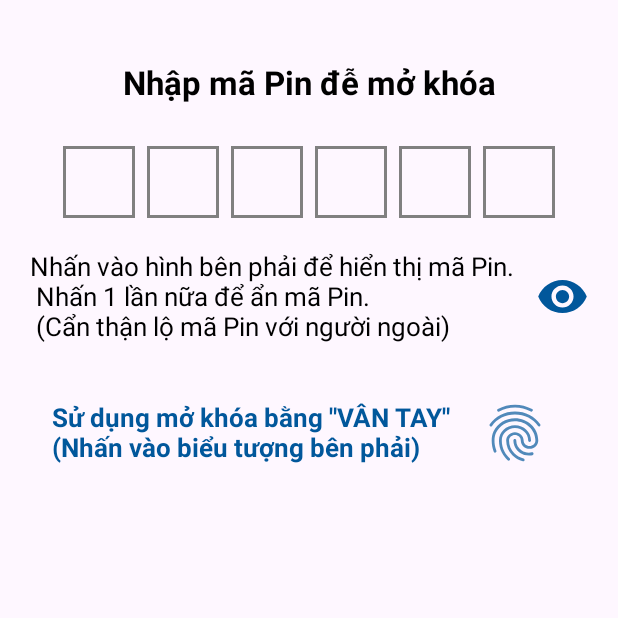
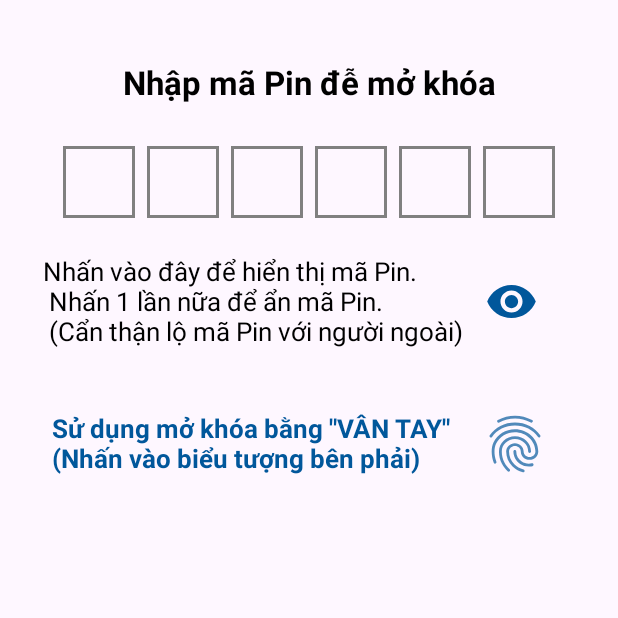
Before and after one commit to Loc20904/SelfPasswordManage, an Android app: the screen it shows after launch (MainActivity), on a phone screen of 412 x 824 dp, the top half of it. Run offline under Robolectric (Android 15) with nearby library versions, the phone set to English and light mode, and no system bars; 4 statements that could not run were skipped.

Commit message:
12102025-Loc20904:Fixed UI Login screen v1.0

```diff
--- a/app/src/main/java/com/example/test1/Fragments/ui/login/LoginFragment.kt
+++ b/app/src/main/java/com/example/test1/Fragments/ui/login/LoginFragment.kt
@@ -43,11 +43,16 @@ class LoginFragment : Fragment() {
         binding.btnFingerprint.setOnClickListener {
             (activity as? MainActivity)?.startBiometric()
         }
+        binding.tvFingerText.setOnClickListener {
+            (activity as? MainActivity)?.startBiometric()
+        }
 
         binding.btnTogglePin.setOnClickListener {
             togglePinVisibility()
         }
-
+        binding.tvVisibleText.setOnClickListener {
+            togglePinVisibility()
+        }
         setupPinInputs()
 
     }
--- a/app/src/main/res/layout/fragment_login.xml
+++ b/app/src/main/res/layout/fragment_login.xml
@@ -111,24 +111,25 @@
     <!-- Hàng: hiển thị/ẩn PIN -->
     <LinearLayout
         android:id="@+id/VisibleView"
-        android:layout_width="wrap_content"
-        android:layout_height="wrap_content"
+        android:layout_width="363dp"
+        android:layout_height="71dp"
+        android:layout_marginStart="24dp"
         android:layout_marginTop="16dp"
+        android:layout_marginEnd="24dp"
         android:gravity="center_vertical"
         android:orientation="horizontal"
-        app:layout_constraintTop_toBottomOf="@+id/pinContainer"
+        app:layout_constraintEnd_toEndOf="parent"
         app:layout_constraintStart_toStartOf="parent"
-        app:layout_constraintEnd_toEndOf="parent"
-        app:layout_constraintHorizontal_bias="0.5">
+        app:layout_constraintTop_toBottomOf="@+id/pinContainer">
 
         <TextView
             android:id="@+id/tvVisibleText"
             android:layout_width="wrap_content"
             android:layout_height="wrap_content"
+            android:paddingLeft="4dp"
             android:text="@string/str_VisibleText"
-            android:textSize="17sp"
             android:textColor="@color/black"
-            android:paddingLeft="4dp" />
+            android:textSize="17sp" />
 
         <ImageButton
             android:id="@+id/btnTogglePin"
@@ -141,6 +142,7 @@
             app:tint="@color/light_blue_900" />
 
     </LinearLayout>
+
 
     <!-- Hàng: gợi ý + nút vân tay -->
     <LinearLayout
--- a/app/src/main/res/values/strings.xml
+++ b/app/src/main/res/values/strings.xml
@@ -18,7 +18,7 @@
     <string name="visible_button">Hiện mật mã Pin</string>
     <string name="invalid_pin">Mã PIN không đúng.\n Vui Lòng nhập lại.</string>
     <string name="enter_pin_to_unlock">Nhập mã Pin đễ mở khóa</string>
-    <string name="str_VisibleText">Nhấn vào hình bên phải để hiển thị mã Pin.\n      Nhấn 1 lần nữa để ẩn mã Pin.\n   (Cẩn thận lộ mã Pin với người ngoài)</string>
+    <string name="str_VisibleText">Nhấn vào đây để hiển thị mã Pin.\n      Nhấn 1 lần nữa để ẩn mã Pin.\n   (Cẩn thận lộ mã Pin với người ngoài)</string>
     <string name="change_pin">Đổi mã PIN</string>
     <!-- TODO: Remove or change this placeholder text -->
     <string name="hello_blank_fragment">Hello blank fragment</string>
```
